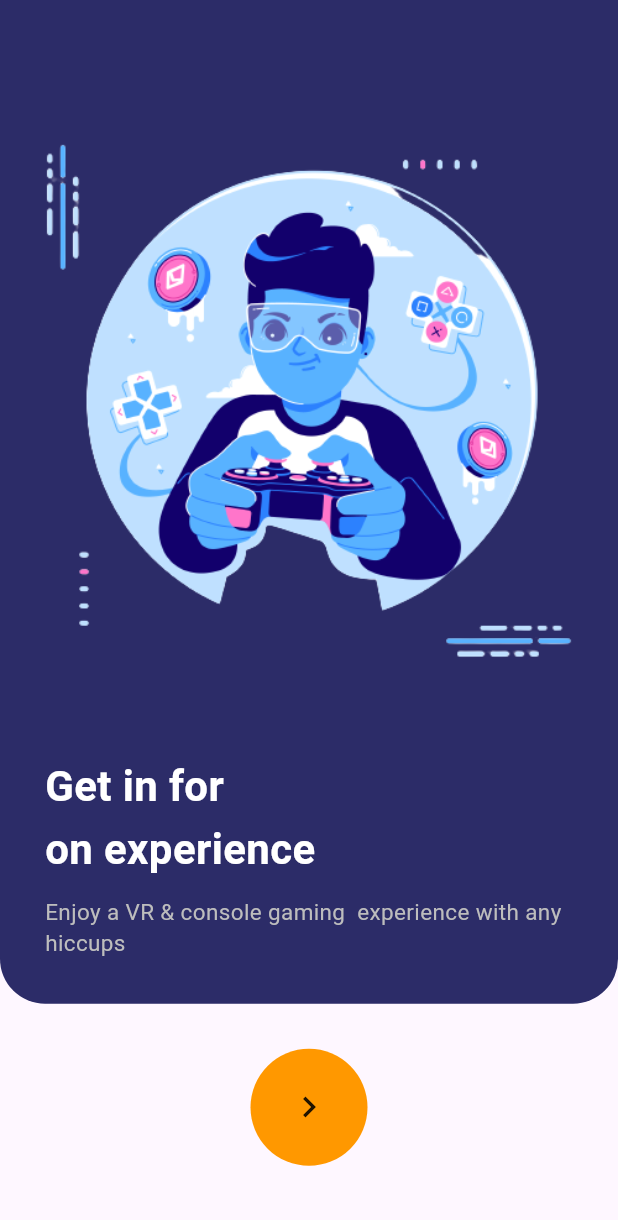
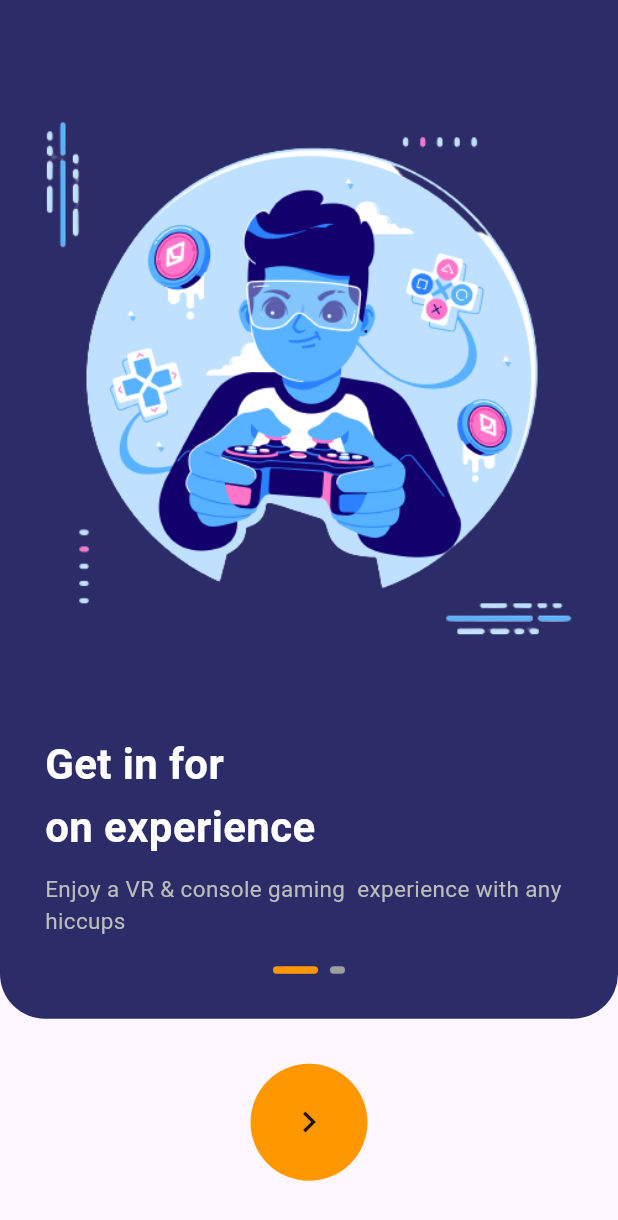
Before and after one commit to chrisokoriedev/30dayzui, a Flutter app: the screen it shows after launch, on a phone screen of 412 x 824 dp. Shown: the top 1220 px of the screen. Run offline on Flutter 3.47's test engine with Material 2 defaults, Android fonts, the phone set to English and light mode, and no system bars; drawn by our look-alikes of smooth_page_indicator; our stand-ins replace flutter_screenutil, gap.

Commit message:
updates walkthroguh completed

```diff
--- a/lib/day_5/walkthrough.dart
+++ b/lib/day_5/walkthrough.dart
@@ -1,5 +1,6 @@
 import 'package:flutter/material.dart';
 import 'package:gap/gap.dart';
+import 'package:smooth_page_indicator/smooth_page_indicator.dart';
 
 class Walkthrough extends StatefulWidget {
   const Walkthrough({Key? key}) : super(key: key);
@@ -18,8 +19,9 @@ class _WalkthroughState extends State<Walkthrough> {
         child: Column(
           children: [
             SizedBox(
-              height: MediaQuery.of(context).size.height * 0.8+10,
+              height: MediaQuery.of(context).size.height * 0.8 + 20,
               child: PageView(
+                controller: controller,
                 children: [
                   buildContainer('assets/1.png', 'Get in for \non experience',
                       const Color(0xff2c2c68)),
@@ -31,11 +33,15 @@ class _WalkthroughState extends State<Walkthrough> {
               ),
             ),
             const Gap(30),
+
             Container(
               padding: const EdgeInsets.all(25),
-              decoration:
-                  const BoxDecoration(shape: BoxShape.circle, color: Colors.orange),
-              child: const Icon(Icons.keyboard_arrow_right,size: 28,),
+              decoration: const BoxDecoration(
+                  shape: BoxShape.circle, color: Colors.orange),
+              child: const Icon(
+                Icons.keyboard_arrow_right,
+                size: 28,
+              ),
             )
           ],
         ),
@@ -77,6 +83,25 @@ class _WalkthroughState extends State<Walkthrough> {
                       fontWeight: FontWeight.w400,
                       color: Colors.grey[400]),
                 ),
+                const Gap(20),
+                Row(
+                  mainAxisAlignment: MainAxisAlignment.center,
+                  children: [
+                    SmoothPageIndicator(
+                      controller: controller, // PageController
+                      count: 2,
+                      effect: const ExpandingDotsEffect(
+                          spacing:  8.0,
+                          radius:  4.0,
+                          dotWidth:  10.0,
+                          dotHeight:  5.0,
+                          strokeWidth:  1.5,
+                          dotColor:  Colors.grey,
+                          activeDotColor:  Colors.orange
+                      ),
+                    ),
+                  ],
+                ),
               ],
             ),
           )
```
